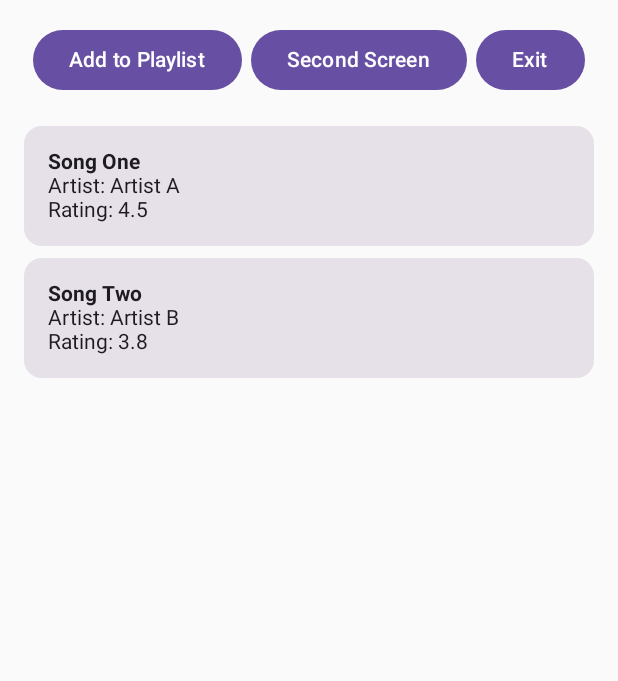
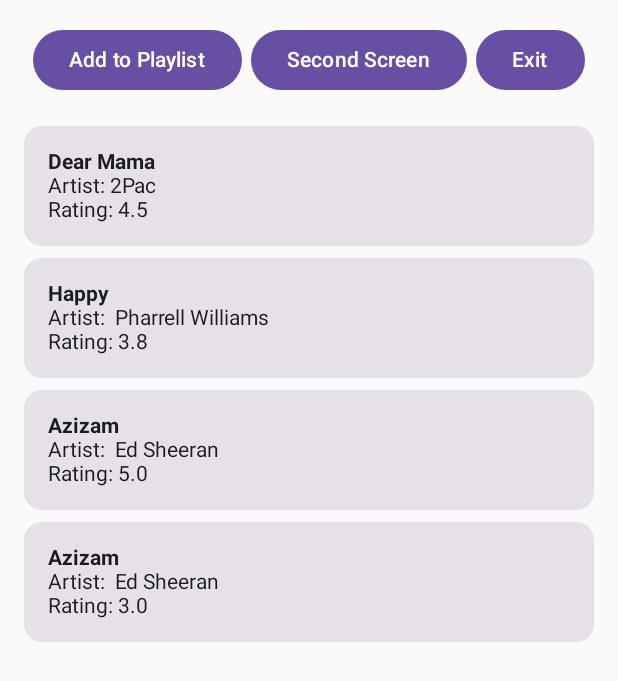
Before and after one commit to trevorm10/MusicPlaylistApp, an Android app built with Jetpack Compose: the screen it shows after launch (MainActivity), on a phone screen of 412 x 824 dp. Shown: the top 681 px of the screen. Run offline under Robolectric (Android 15) with nearby library versions, the phone set to English and light mode, and no system bars.

Commit message:
added the 4 songs

```diff
--- a/app/src/main/java/com/example/musicplaylistapp/MainActivity.kt
+++ b/app/src/main/java/com/example/musicplaylistapp/MainActivity.kt
@@ -60,8 +60,10 @@ class MainActivity : ComponentActivity() {
 fun MusicApp() {
     var currentScreen by remember { mutableStateOf<Screen>(Screen.Main) }
     val songs = remember { mutableStateListOf(
-        Song(1, "Song One", "Artist A", 4.5f, listOf("Great song!")),
-        Song(2, "Song Two", "Artist B", 3.8f, listOf("Nice melody"))
+        Song(1, "Dear Mama", "2Pac", 4.5f, listOf("Great song!")),
+        Song(2, "Happy", " Pharrell Williams", 3.8f, listOf("Nice melody")),
+        Song(3, "Azizam", " Ed Sheeran", 5f, listOf("Awesome Song")),
+        Song(4, "Azizam", " Ed Sheeran", 3f, listOf("Ok Song")),
     )}
 
     when (currentScreen) {
```
